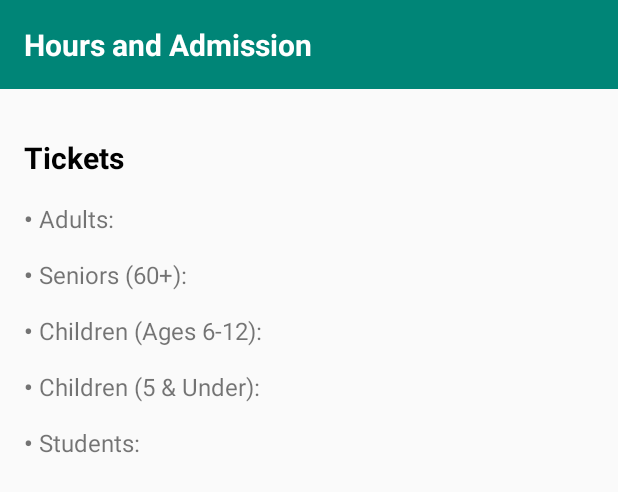
After one commit to LeBronoMars/sw, an Android app: the layout dialog_fragment_hours_and_admission.xml on its own in the app's theme, with its tools: preview values and no code run, on a phone screen of 412 x 824 dp. The commit adds this screen. Shown: the top 492 px of the screen. Run offline under Robolectric (Android 15) with nearby library versions, the phone set to English and light mode, and no system bars.

Commit message:
Finish hour and admission dialog

```diff
--- a/app/src/main/java/com/denr/solidwaste/ui/home/info/InfoFragment.java
+++ b/app/src/main/java/com/denr/solidwaste/ui/home/info/InfoFragment.java
@@ -46,6 +46,8 @@ public class InfoFragment extends BaseFragment<FragmentInfoBinding, InfoFragment
 
     @Override
     public void onInfoAction(int index) {
-
+        if (index == 0) {
+            HoursAndAdmissionDialogFragment.newInstance().show(getFragmentManager(), "hours");
+        }
     }
 }
--- /dev/null
+++ b/app/src/main/res/layout/dialog_fragment_hours_and_admission.xml
@@ -0,0 +1,42 @@
+<?xml version="1.0" encoding="utf-8"?>
+<LinearLayout xmlns:android="http://schemas.android.com/apk/res/android"
+    android:layout_width="match_parent"
+    android:layout_height="match_parent"
+    android:orientation="vertical">
+
+    <TextView
+        android:layout_width="match_parent"
+        android:layout_height="wrap_content"
+        android:background="@color/colorPrimary"
+        android:padding="16dp"
+        android:text="@string/hours_and_admission"
+        android:textColor="@color/white"
+        android:textSize="20sp"
+        android:textStyle="bold" />
+
+    <LinearLayout
+        android:layout_width="match_parent"
+        android:layout_height="wrap_content"
+        android:orientation="vertical"
+        android:paddingStart="16dp"
+        android:paddingBottom="16dp"
+        android:paddingEnd="16dp">
+
+        <TextView
+            android:layout_width="match_parent"
+            android:layout_height="wrap_content"
+            android:layout_marginTop="32dp"
+            android:text="@string/tickets"
+            android:textColor="@color/black"
+            android:textSize="20sp"
+            android:textStyle="bold" />
+
+        <TextView
+            android:layout_width="match_parent"
+            android:layout_height="wrap_content"
+            android:layout_marginTop="16dp"
+            android:text="@string/ticket_details"
+            android:textSize="16sp" />
+    </LinearLayout>
+
+</LinearLayout>
--- a/app/src/main/res/values/strings.xml
+++ b/app/src/main/res/values/strings.xml
@@ -95,4 +95,11 @@
     <string name="become_a_member">Become a Member</string>
     <string name="blog">Blog</string>
 
+    <string name="tickets">Tickets</string>
+    <string name="ticket_details"><b>&#8226;</b>	Adults:
+            \n\n<b>&#8226;</b>	Seniors (60+):
+            \n\n<b>&#8226;</b>	Children (Ages 6-12):
+            \n\n<b>&#8226;</b>	Children (5 &amp; Under):
+            \n\n<b>&#8226;</b>	Students:</string>
+
 </resources>
```
Also changed, not shown: app/src/main/java/com/denr/solidwaste/ui/home/info/HoursAndAdmissionDialogFragment.java (added, +51 -0 lines), app/src/main/res/layout/activity_ra_9003.xml (+9 -0 lines), app/src/main/res/menu/bottom_navigation_menu_home.xml (+5 -4 lines).
